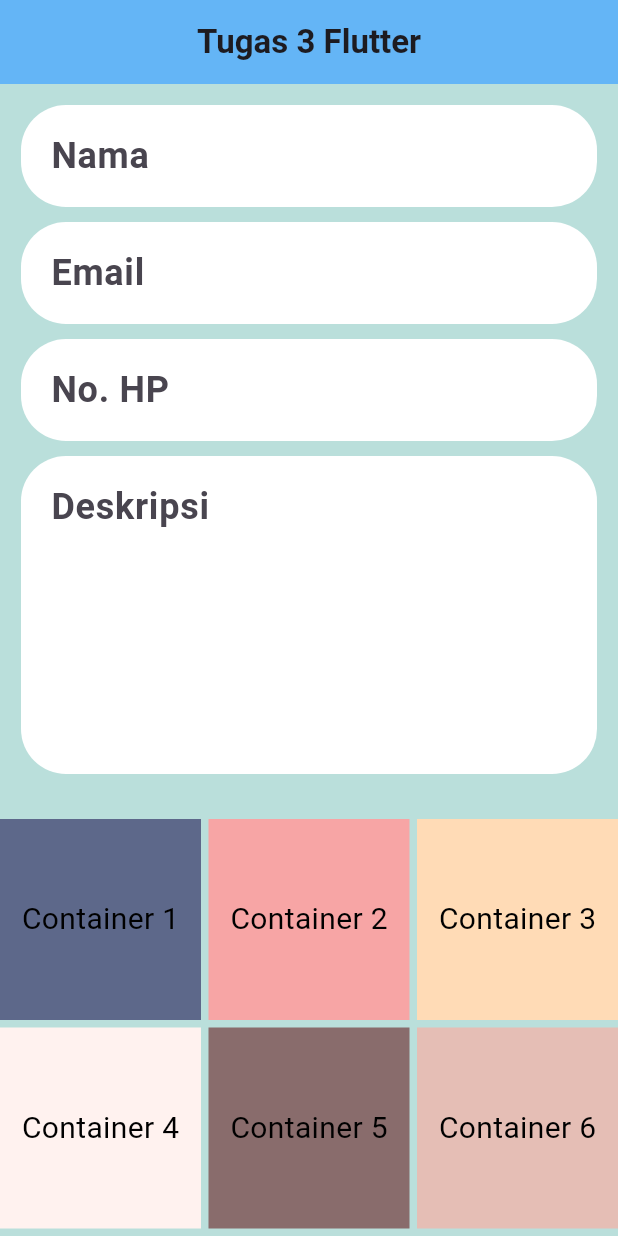
After one commit to GerilValdo/flutter-ppkd-4, a Flutter app: the screen it shows after launch, on a phone screen of 412 x 824 dp. The commit adds this screen. Run offline on Flutter 3.47's test engine with Material 3 defaults, Android fonts, the phone set to English and light mode, and no system bars; our stand-ins replace font_awesome_flutter; missing offline and left inert: mobkit_dashed_border.

Commit message:
Done Tugas 3 Flutter

```diff
--- a/lib/main.dart
+++ b/lib/main.dart
@@ -1,6 +1,8 @@
 import 'package:flutter/material.dart';
 // import 'package:ppkd_batch4/tugas/tugas_1.dart';
-import 'package:ppkd_batch4/tugas/tugas_2.dart';
+// import 'package:ppkd_batch4/tugas/tugas_2.dart';
+import 'package:ppkd_batch4/tugas/tugas_3.dart';
+// import 'package:ppkd_batch4/tugas/tugas_4.dart';
 
 void main() {
   runApp(const MyApp());
@@ -53,7 +55,7 @@ class _MyAppState extends State<MyApp> {
         ),
         primarySwatch: Colors.blue,
       ),
-      home: Tugas2(onChanged: toggleTheme),
+      home: Tugas3(),
     );
   }
 }
--- /dev/null
+++ b/lib/tugas/tugas_3.dart
@@ -0,0 +1,75 @@
+import 'package:flutter/material.dart';
+import 'package:ppkd_batch4/widgets/custom_text_field.dart';
+
+class Tugas3 extends StatelessWidget {
+  const Tugas3({super.key});
+
+  @override
+  Widget build(BuildContext context) {
+    final List listColor = [
+      Color(0xFF5D688A),
+      Color(0xFFF7A5A5),
+      Color(0xFFFFDBB6),
+      Color(0xFFFFF2EF),
+      Color(0xFF896C6C),
+      Color(0xFFE5BEB5),
+    ];
+    return Scaffold(
+      backgroundColor: Color(0xFFBADFDB),
+      appBar: AppBar(
+        title: Text(
+          'Tugas 3 Flutter',
+          style: TextStyle(fontWeight: FontWeight.bold),
+        ),
+        centerTitle: true,
+      ),
+      body: Column(
+        children: [
+          Container(
+            padding: EdgeInsets.all(14),
+            child: Column(
+              children: [
+                CustomTextField('Nama', textInputType: TextInputType.name),
+                SizedBox(height: 10),
+                CustomTextField(
+                  'Email',
+                  textInputType: TextInputType.emailAddress,
+                ),
+                SizedBox(height: 10),
+                CustomTextField('No. HP', textInputType: TextInputType.phone),
+                SizedBox(height: 10),
+                CustomTextField(
+                  'Deskripsi',
+                  textInputType: TextInputType.streetAddress,
+                  minLines: 5,
+                ),
+              ],
+            ),
+          ),
+          SizedBox(height: 16),
+          GridView.count(
+            crossAxisCount: 3,
+            mainAxisSpacing: 5,
+            crossAxisSpacing: 5,
+            physics: NeverScrollableScrollPhysics(),
+            shrinkWrap: true,
+            children: List.generate(6, (index) {
+              return Container(
+                alignment: Alignment.center,
+                color: listColor[index],
+                child: Stack(
+                  children: [
+                    Text(
+                      'Container ${index + 1}',
+                      style: TextStyle(fontSize: 20),
+                    ),
+                  ],
+                ),
+              );
+            }),
+          ),
+        ],
+      ),
+    );
+  }
+}
--- /dev/null
+++ b/lib/widgets/custom_text_field.dart
@@ -0,0 +1,51 @@
+import 'package:flutter/material.dart';
+
+class CustomTextField extends StatelessWidget {
+  final String? hintText;
+  final bool obsecureText;
+  final FormFieldValidator? validator;
+  final TextInputType? textInputType;
+  final Widget? suffixIcon;
+  final TextEditingController? controller;
+  final int? minLines;
+  final int? maxLines;
+  const CustomTextField(
+    String this.hintText, {
+    super.key,
+    this.obsecureText = false,
+    this.textInputType,
+    this.suffixIcon,
+    this.controller,
+    this.validator,
+    this.minLines,
+    this.maxLines,
+  });
+
+  @override
+  Widget build(BuildContext context) {
+    return TextField(
+      maxLines: maxLines,
+      minLines: minLines,
+      controller: controller,
+      obscureText: obsecureText,
+      keyboardType: textInputType,
+      decoration: InputDecoration(
+        filled: true,
+        fillColor: Colors.white,
+        isDense: true,
+        contentPadding: EdgeInsets.symmetric(horizontal: 16, vertical: 16),
+        hintText: hintText,
+        border: OutlineInputBorder(borderRadius: BorderRadius.circular(30)),
+        focusedBorder: OutlineInputBorder(
+          borderRadius: BorderRadius.circular(30),
+          borderSide: BorderSide(color: Colors.black),
+        ),
+        enabledBorder: OutlineInputBorder(
+          borderSide: BorderSide.none,
+          borderRadius: BorderRadius.circular(30),
+        ),
+        suffixIcon: suffixIcon,
+      ),
+    );
+  }
+}
--- a/pubspec.yaml
+++ b/pubspec.yaml
@@ -32,6 +32,7 @@ dependencies:
     sdk: flutter
   font_awesome_flutter: ^10.10.0
   mobkit_dashed_border: ^0.0.8
+  intl: ^0.20.2
 
   # The following adds the Cupertino Icons font to your application.
   # Use with the CupertinoIcons class for iOS style icons.
```
Also changed, not shown: pubspec.lock.
